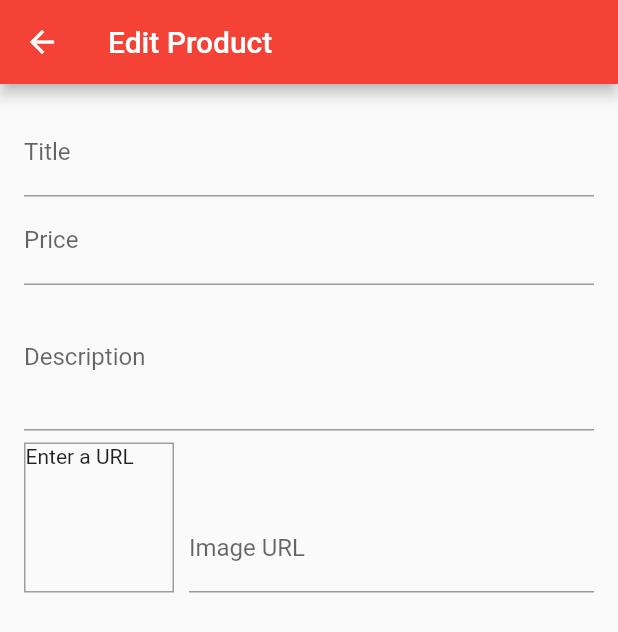
After one commit to zaryab444/MARK-22-shopiing-site-flutter, a Flutter app: the EditProductScreen screen opened by its route, on a phone screen of 412 x 824 dp. The commit adds this screen. Shown: the top 632 px of the screen. Run offline on Flutter 3.47's test engine with Material 2 defaults, Android fonts, the phone set to English and light mode, and no system bars; our stand-ins replace flutter_rating_bar; network calls fail.

Commit message:
image url user form work

```diff
--- a/shop_project/lib/main.dart
+++ b/shop_project/lib/main.dart
@@ -7,6 +7,8 @@ import './screens/product_detail_screen.dart';
 import './screens/cart_screen.dart';
 import './providers/products.dart';
 import './screens/orders_screen.dart';
+import './screens/user_products_screen.dart';
+import './screens/edit_screen.dart';
 
 
 void main() => runApp(MyApp());
@@ -37,6 +39,9 @@ class MyApp extends StatelessWidget {
           ProductDetailScreen.routeName:(ctx) => ProductDetailScreen(),
           CartScreen.routeName: (ctx) => CartScreen(),
           OrderScreen.routeName: (ctx) => OrderScreen(),
+          UserProductsScreen.routeName:(ctx) =>  UserProductsScreen(),
+          EditProductScreen.routeName:(ctx) => EditProductScreen(),
+
 
         },
       ),
--- a/shop_project/lib/providers/orders.dart
+++ b/shop_project/lib/providers/orders.dart
@@ -34,5 +34,8 @@ void addOrder (List<CartItem> cartProducts, double total){
           );
           notifyListeners();
 }
-
+        void removeItem(String id){
+          _orders.remove(id);
+          notifyListeners();
+        }
 }
--- /dev/null
+++ b/shop_project/lib/screens/edit_screen.dart
@@ -0,0 +1,105 @@
+import 'package:flutter/material.dart';
+
+class EditProductScreen extends StatefulWidget {
+  static const routeName = '/edit-product';
+
+  @override
+  _EditProductScreenState createState() => _EditProductScreenState();
+}
+
+class _EditProductScreenState extends State<EditProductScreen> {
+  final _priceFocusNode = FocusNode();
+  final _descriptionFocusNode = FocusNode();
+  final _imageUrlController = TextEditingController();
+
+  @override
+
+  void initState() {
+    // TODO: implement initState
+    _imageUrlController.addListener(() {
+      setState((){});
+    });
+    super.initState();
+  }
+  void dispose() {
+    _priceFocusNode.dispose();
+    _descriptionFocusNode.dispose();
+    _imageUrlController.dispose();
+    super.dispose();
+  }
+
+  @override
+  Widget build(BuildContext context) {
+    return Scaffold(
+      appBar: AppBar(
+        title: Text('Edit Product'),
+      ),
+      body: Padding(
+        padding: const EdgeInsets.all(16.0),
+        child: Form(
+          child: ListView(
+            children: <Widget>[
+              TextFormField(
+                decoration: InputDecoration(labelText: 'Title'),
+                textInputAction: TextInputAction.next,
+                onFieldSubmitted: (_) {
+                  FocusScope.of(context).requestFocus(_priceFocusNode);
+                },
+              ),
+              TextFormField(
+                decoration: InputDecoration(labelText: 'Price'),
+                textInputAction: TextInputAction.next,
+                keyboardType: TextInputType.number,
+                focusNode: _priceFocusNode,
+                onFieldSubmitted: (_) {
+                  FocusScope.of(context).requestFocus(_descriptionFocusNode);
+                },
+              ),
+              TextFormField(
+                decoration: InputDecoration(labelText: 'Description'),
+                maxLines: 3,
+                keyboardType: TextInputType.multiline,
+                focusNode: _descriptionFocusNode,
+              ),
+              Row(
+                crossAxisAlignment: CrossAxisAlignment.end,
+                children: <Widget>[
+                  Container(
+                    width: 100,
+                    height: 100,
+                    margin: EdgeInsets.only(
+                      top: 8,
+                      right: 10,
+                    ),
+                    decoration: BoxDecoration(
+                      border: Border.all(
+                        width: 1,
+                        color: Colors.grey,
+                      ),
+                    ),
+                    child: _imageUrlController.text.isEmpty
+                        ? Text('Enter a URL')
+                        : FittedBox(
+                      child: Image.network(
+                        _imageUrlController.text,
+                        fit: BoxFit.cover,
+                      ),
+                    ),
+                  ),
+                  Expanded(
+                    child: TextFormField(
+                      decoration: InputDecoration(labelText: 'Image URL'),
+                      keyboardType: TextInputType.url,
+                      textInputAction: TextInputAction.done,
+                      controller: _imageUrlController,
+                    ),
+                  ),
+                ],
+              ),
+            ],
+          ),
+        ),
+      ),
+    );
+  }
+}
--- a/shop_project/lib/widgets/app_drawer.dart
+++ b/shop_project/lib/widgets/app_drawer.dart
@@ -1,5 +1,6 @@
 import 'package:flutter/material.dart';
 import '../screens/orders_screen.dart';
+import '../screens/user_products_screen.dart';
 
 
 class AppDrawer extends StatelessWidget {
@@ -27,7 +28,15 @@ class AppDrawer extends StatelessWidget {
             onTap: (){
               Navigator.of(context).pushReplacementNamed(OrderScreen.routeName);
             },
-          )
+          ),
+          Divider(),
+          ListTile(
+            leading: Icon(Icons.edit),
+            title: Text('Manage Products'),
+            onTap: (){
+              Navigator.of(context).pushReplacementNamed(UserProductsScreen.routeName);
+            },
+          ),
 
 
       ],),
```
Also changed, not shown: shop_project/lib/screens/user_products_screen.dart (added, +43 -0 lines), shop_project/lib/widgets/order_item.dart (+52 -2 lines), shop_project/lib/widgets/user_product_item.dart (added, +36 -0 lines).
